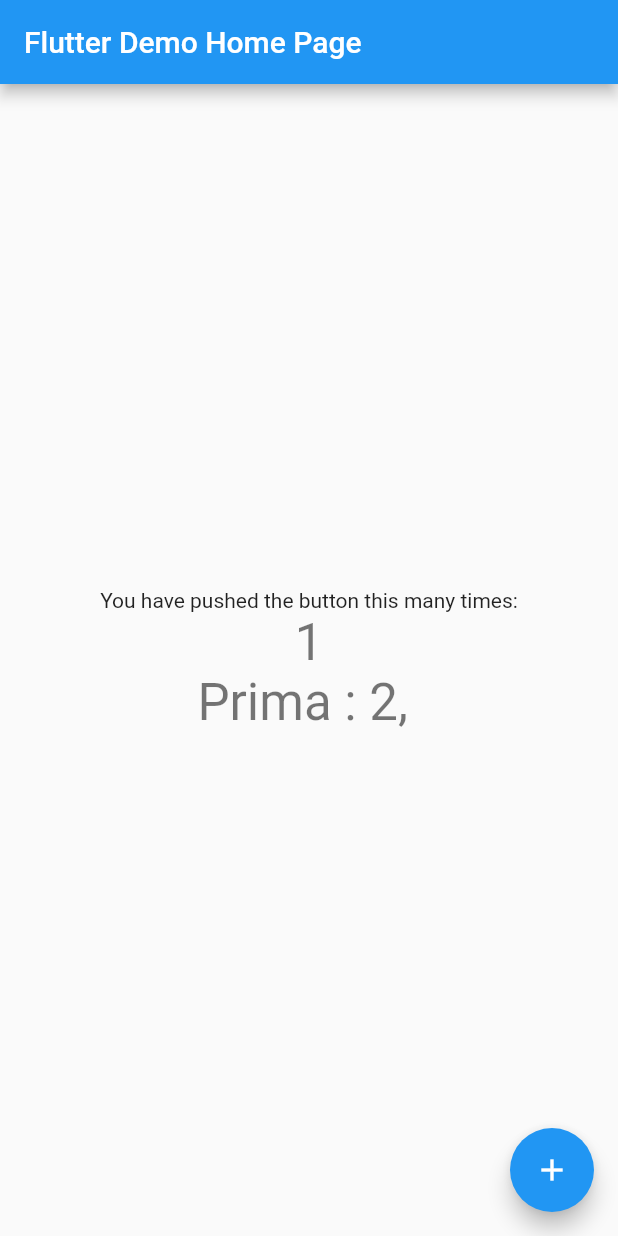
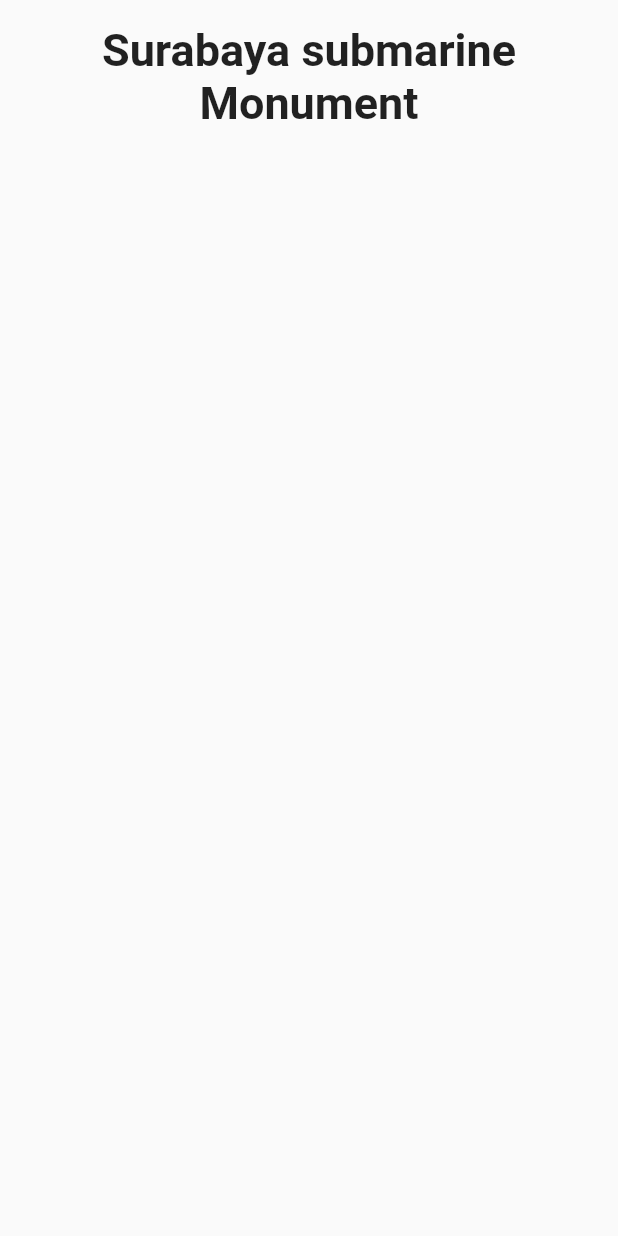
Before and after one commit to yusada/WPPB_Laporan, a Flutter app: the screen it shows after launch, on a phone screen of 412 x 824 dp. Run offline on Flutter 3.47's test engine with Material 2 defaults, Android fonts, the phone set to English and light mode, and no system bars.

Commit message:
Percobaan 1 Done

```diff
--- a/lib/main.dart
+++ b/lib/main.dart
@@ -6,89 +6,38 @@ void main() {
 
 class MyApp extends StatelessWidget {
   const MyApp({Key? key}) : super(key: key);
-
   // This widget is the root of your application.
   @override
   Widget build(BuildContext context) {
     return MaterialApp(
-      title: 'Flutter Demo',
-      theme: ThemeData(
-        // This is the theme of your application.
-        //
-        // Try running your application with "flutter run". You'll see the
-        // application has a blue toolbar. Then, without quitting the app, try
-        // changing the primarySwatch below to Colors.green and then invoke
-        // "hot reload" (press "r" in the console where you ran "flutter run",
-        // or simply save your changes to "hot reload" in a Flutter IDE).
-        // Notice that the counter didn't reset back to zero; the application
-        // is not restarted.
-        primarySwatch: Colors.blue,
-      ),
-      home: const MyHomePage(title: 'Flutter Demo Home Page'),
+      title: 'Contacts',
+      theme: ThemeData(),
+      home: const DetailScreen(),
     );
   }
 }
 
-class MyHomePage extends StatefulWidget {
-  const MyHomePage({Key? key, required this.title}) : super(key: key);
-
-  // This widget is the home page of your application. It is stateful, meaning
-  // that it has a State object (defined below) that contains fields that affect
-  // how it looks.
-
-  // This class is the configuration for the state. It holds the values (in this
-  // case the title) provided by the parent (in this case the App widget) and
-  // used by the build method of the State. Fields in a Widget subclass are
-  // always marked "final".
-
-  final String title;
-
-  @override
-  State<MyHomePage> createState() => _MyHomePageState();
-}
-
-class _MyHomePageState extends State<MyHomePage> {
-  int _counter = 1;
-  String _text = "Prima : 2, ";
-
-  void _incrementCounter() {
-    setState(() {
-      _counter++;
-
-      if (_counter % 2 == 0 && _counter % 3 == 0) {
-        _text += "${_counter}, ";
-      }
-    });
-  }
-
+class DetailScreen extends StatelessWidget {
+  const DetailScreen({Key? key}) : super(key: key);
   @override
   Widget build(BuildContext context) {
     return Scaffold(
-      appBar: AppBar(
-        title: Text(widget.title),
-      ),
-      body: Center(
+      body: SafeArea(
         child: Column(
-          mainAxisAlignment: MainAxisAlignment.center,
+          crossAxisAlignment: CrossAxisAlignment.stretch,
           children: <Widget>[
-            const Text(
-              'You have pushed the button this many times:',
-            ),
-            Text(
-              '$_counter',
-              style: Theme.of(context).textTheme.headline4,
-            ),
-            Text(
-              '$_text',
-              style: Theme.of(context).textTheme.headline4,
-            ),
+            Container(
+                margin: EdgeInsets.only(top: 16.0),
+                child: Text(
+                  "Surabaya submarine Monument",
+                  textAlign: TextAlign.center,
+                  style: TextStyle(
+                    fontSize: 30.0,
+                    fontWeight: FontWeight.bold,
+                  ),
+                )),
           ],
         ),
-      ),
-      floatingActionButton: FloatingActionButton(
-        onPressed: _incrementCounter,
-        tooltip: 'Increment',
-        child: const Icon(Icons.add),
       ),
     );
   }
```
